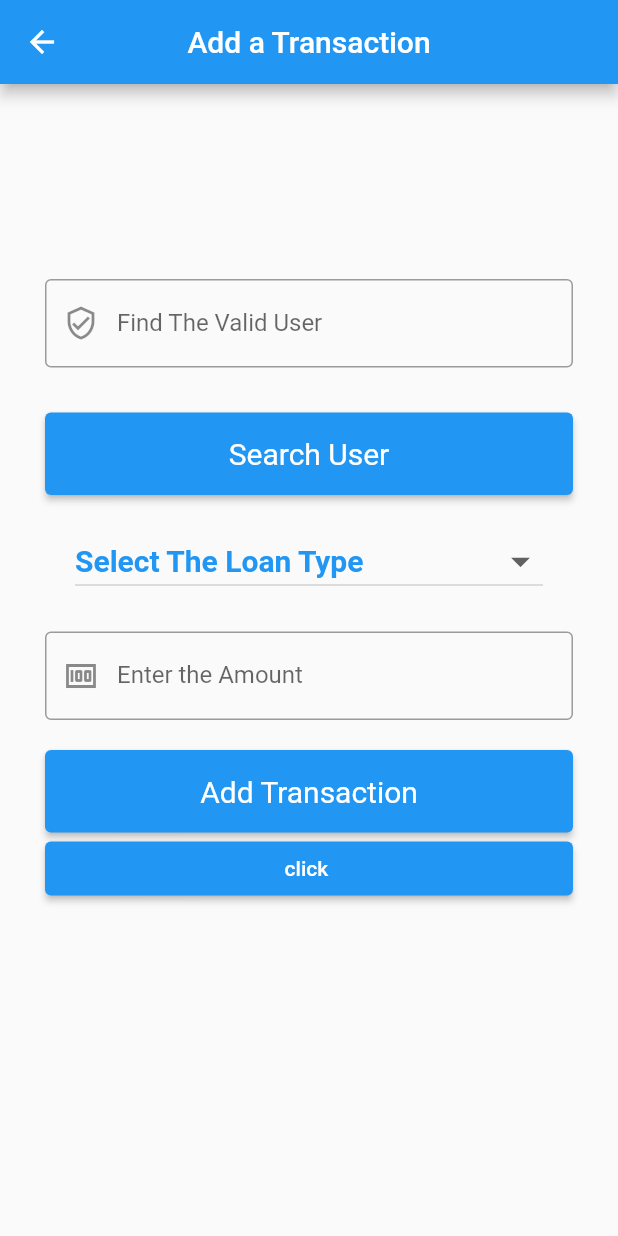
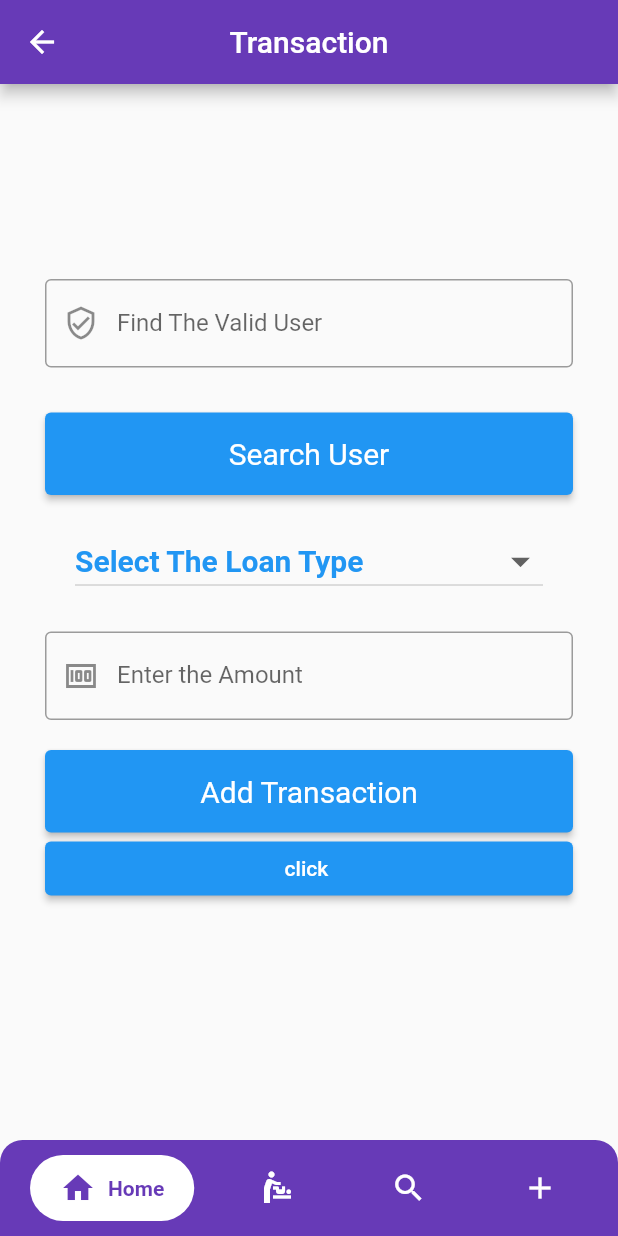
Before and after one commit to shamsenurshanto/Login_repo, a Flutter app: the addTrans screen opened directly, on a phone screen of 412 x 824 dp. Run offline on Flutter 3.47's test engine with Material 2 defaults, Android fonts, the phone set to English and light mode, and no system bars; drawn by our look-alikes of google_nav_bar; our stand-ins replace dio, flushbar, get, google_fonts, hive, hive_flutter and 2 more; accounts and stored records are empty; network calls fail.

Commit message:
added deeppurple

```diff
--- a/lib/addTransaction2.dart
+++ b/lib/addTransaction2.dart
@@ -14,6 +14,8 @@ import 'package:my_app/addTransaction2.dart';
 import 'package:my_app/dashBoard2.dart';
 import 'models/team.dart';
 import 'package:flutter/material.dart';
+import 'package:google_nav_bar/google_nav_bar.dart';
+
 
 class addTrans extends StatefulWidget {
   const addTrans({super.key});
@@ -204,9 +206,73 @@ map['receiverStatus'] = 'ACKNOWLEDGED';
      List<String> _items = <String>["Loan Taken","Loan Given"];
 
     return Scaffold(
+      bottomNavigationBar:
+       Container(
+
+        // margin: EdgeInsets.fromLTRB(0, 0, 0, 3),
+        //  color: Colors.deepPurple,
+
+            decoration: BoxDecoration(
+              color: Colors.deepPurple,
+        borderRadius: BorderRadius.only(
+            topRight: Radius.circular(15.0),
+            bottomRight: Radius.circular(0.0),
+            topLeft: Radius.circular(15.0),
+            bottomLeft: Radius.circular(0.0)),
+      ),
+
+        child:
+
+        Padding(
+
+        padding: EdgeInsets.symmetric(horizontal: 20,vertical: 10),
 
 
-       appBar: AppBar(title: Text("Add a Transaction"),centerTitle: true,),
+
+              child:  GNav(
+
+  // selected tab background color
+  // navigation bar padding
+
+  backgroundColor: Colors.deepPurple.withOpacity(0.88),
+  color: Colors.white,
+  padding: EdgeInsets.symmetric(horizontal: 20,vertical: 10),
+  activeColor: Colors.deepPurple,
+  tabBackgroundColor: Colors.white,
+  gap: 8,
+  tabs: [
+    GButton(
+      icon: Icons.home,
+      text: 'Home',
+      onPressed: (){
+        print("hello");
+      },
+    ),
+    GButton(
+      icon: Icons.baby_changing_station_outlined,
+      text: 'Likes',
+    ),
+    GButton(
+      icon: Icons.search,
+      text: 'Search',
+    ),
+    GButton(
+      icon: Icons.add,
+      text: 'Profile',
+    )
+  ]
+),
+
+
+          ),
+
+       )
+       ,
+
+       appBar: AppBar(title: Text("Transaction"),
+      backgroundColor: Colors.deepPurple,
+
+       centerTitle: true,),
 
        body:
 
--- a/lib/dashBoard2.dart
+++ b/lib/dashBoard2.dart
@@ -183,6 +183,8 @@ print(tokenString2);
 
 
       appBar: AppBar(title: Text("Dashboard"),
+      backgroundColor: Colors.deepPurple,
+
       automaticallyImplyLeading: false,
 
 
```
Also changed, not shown: lib/UserDetails.dart (+64 -0 lines).
